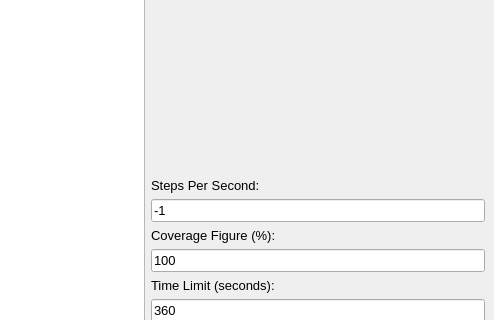
First picture: the form in src/ui/mainwindow.ui, repository Muhazerin/mdp-algorithm, before the edit; both pictures show x 467 to 961 and y 261 to 581 of the 961 by 851 pixel window.
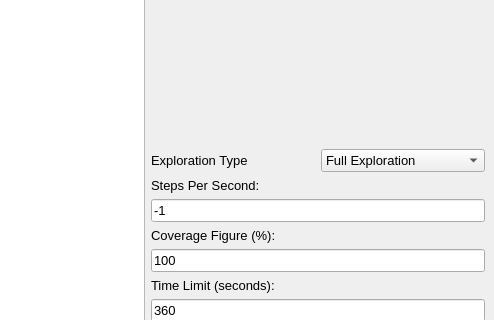
Second picture: the form after the edit.

Commit message: tmr is last challenge. exploration

```diff
--- a/src/ui/mainwindow.ui
+++ b/src/ui/mainwindow.ui
@@ -74,6 +74,31 @@
         </property>
        </spacer>
       </item>
+      <item>
+       <layout class="QHBoxLayout" name="hlExpl">
+        <item>
+         <widget class="QLabel" name="lblExpl">
+          <property name="text">
+           <string>Exploration Type</string>
+          </property>
+         </widget>
+        </item>
+        <item>
+         <widget class="QComboBox" name="cbExpl">
+          <item>
+           <property name="text">
+            <string>Full Exploration</string>
+           </property>
+          </item>
+          <item>
+           <property name="text">
+            <string>Left Wall Hug</string>
+           </property>
+          </item>
+         </widget>
+        </item>
+       </layout>
+      </item>
       <item>
        <layout class="QVBoxLayout" name="vlSPS">
         <item>
```
The commit also changes 7 other files.
